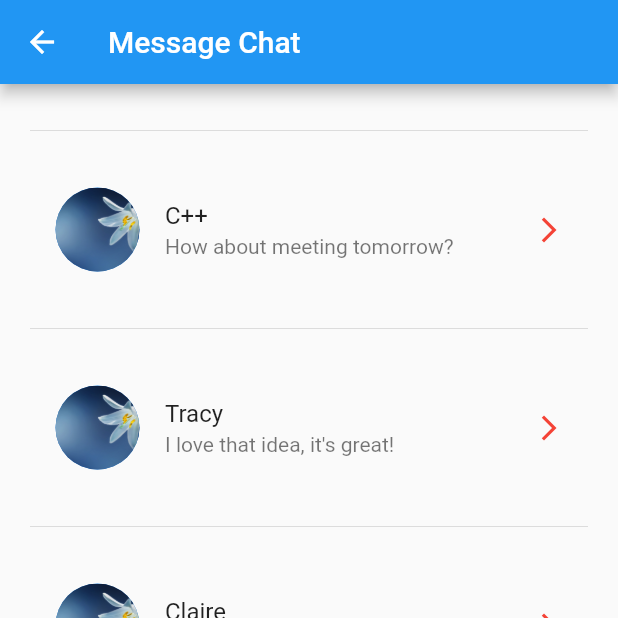
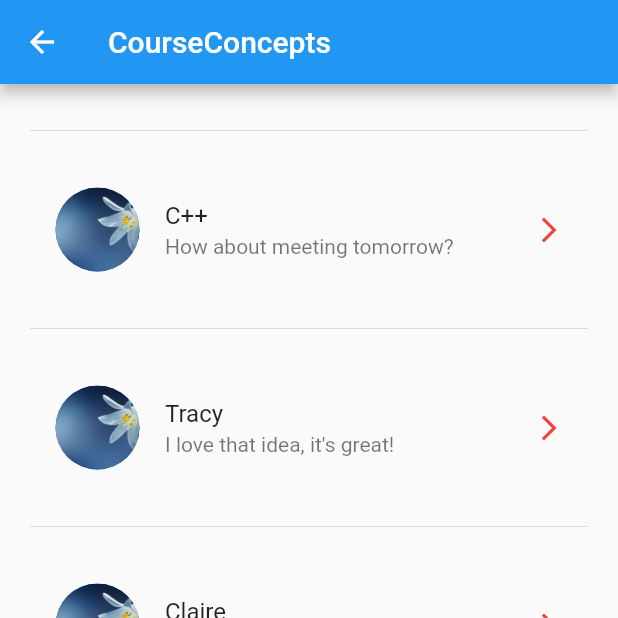
Before and after one commit to zeyadsharo/Learn-PL, a Flutter app: the LearnScreen screen opened directly, after a tap on "Course", on a phone screen of 412 x 824 dp, the top half of it. Run offline on Flutter 3.47's test engine with Material 2 defaults, Android fonts, the phone set to English and light mode, and no system bars; our stand-ins replace sqflite; accounts and stored records are empty.

Commit message:
update file

```diff
--- a/mobile_application/lib/main.dart
+++ b/mobile_application/lib/main.dart
@@ -1,5 +1,5 @@
 import 'package:flutter/material.dart';
-import 'ui/appbar.dart';
+import 'ui/StartScreen.dart';
 
 void main() {
   runApp(new MaterialApp(
--- a/mobile_application/lib/ui/course.dart
+++ b/mobile_application/lib/ui/CourseConcepts.dart
@@ -1,17 +1,17 @@
 import 'package:flutter/material.dart';
 import './chat_model.dart';
 
-class CourseScreen extends StatefulWidget {
+class CourseConcepts extends StatefulWidget {
   @override
-  _CourseScreenState createState() => _CourseScreenState();
+  _CourseConceptsState createState() => _CourseConceptsState();
 }
 
-class _CourseScreenState extends State<CourseScreen> {
+class _CourseConceptsState extends State<CourseConcepts> {
   @override
   Widget build(BuildContext context) {
     return Scaffold(
       appBar: AppBar(
-        title: Text('Message Chat'),
+        title: Text('CourseConcepts'),
       ),
       body: Container(
         margin: new EdgeInsets.symmetric(horizontal: 20.0, vertical: 1.0),
@@ -31,7 +31,6 @@ class _CourseScreenState extends State<CourseScreen> {
                     backgroundImage: AssetImage(_model.avatarUrl),
                   ),
                   title: Row(
-
                     children: <Widget>[
                       Text(_model.name),
                       SizedBox(
--- a/mobile_application/lib/ui/coursescreen/Course.dart
+++ b/mobile_application/lib/ui/coursescreen/Course.dart
@@ -3,7 +3,6 @@ import 'package:mobile_application/model/lang.dart';
 import 'package:mobile_application/utils/database_helper.dart';
 import '../learn.dart';
 import 'cardWidget.dart';
-
 List myLang;
 void main() async {
   WidgetsFlutterBinding.ensureInitialized();
--- a/mobile_application/lib/ui/learn.dart
+++ b/mobile_application/lib/ui/learn.dart
@@ -1,5 +1,7 @@
 import 'package:flutter/material.dart';
-import 'course.dart';
+
+import 'CourseConcepts.dart';
+
 
 class LearnScreen extends StatefulWidget {
   @override
@@ -36,7 +38,7 @@ class _LearnScreenState extends State<LearnScreen> {
                   onPressed: () {
                     Navigator.push(
                       context,
-                      MaterialPageRoute(builder: (context) => CourseScreen()),
+                      MaterialPageRoute(builder: (context) => CourseConcepts()),
                     );
                   },
                 ),
@@ -55,7 +57,7 @@ class _LearnScreenState extends State<LearnScreen> {
                   onPressed: () {
                     Navigator.push(
                       context,
-                      MaterialPageRoute(builder: (context) => CourseScreen()),
+                      MaterialPageRoute(builder: (context) => CourseConcepts()),
                     );
                   },
                 ),
```
Also changed, not shown: mobile_application/lib/model/lang copy 2.dart (deleted, +0 -32 lines), mobile_application/lib/model/lang copy 3.dart (deleted, +0 -32 lines), mobile_application/lib/model/lang copy.dart (deleted, +0 -32 lines), mobile_application/lib/ui/StartScreen.dart (renamed from mobile_application/lib/ui/appbar.dart).
